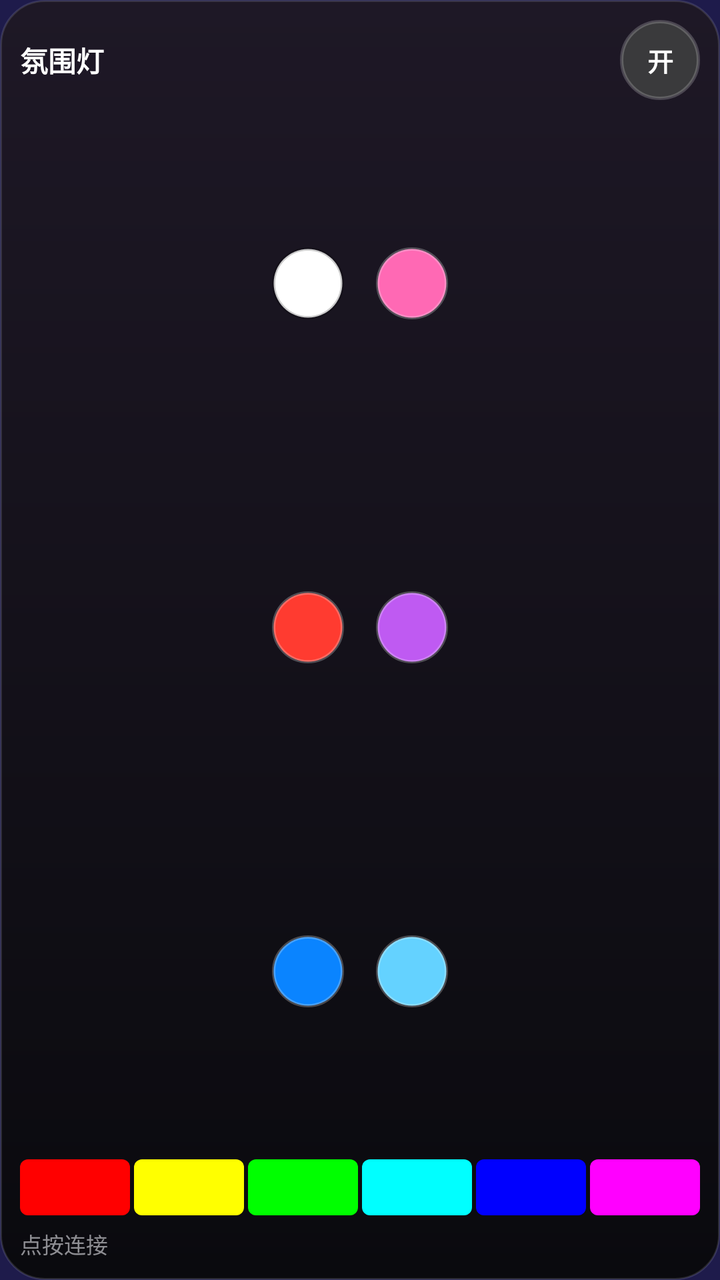
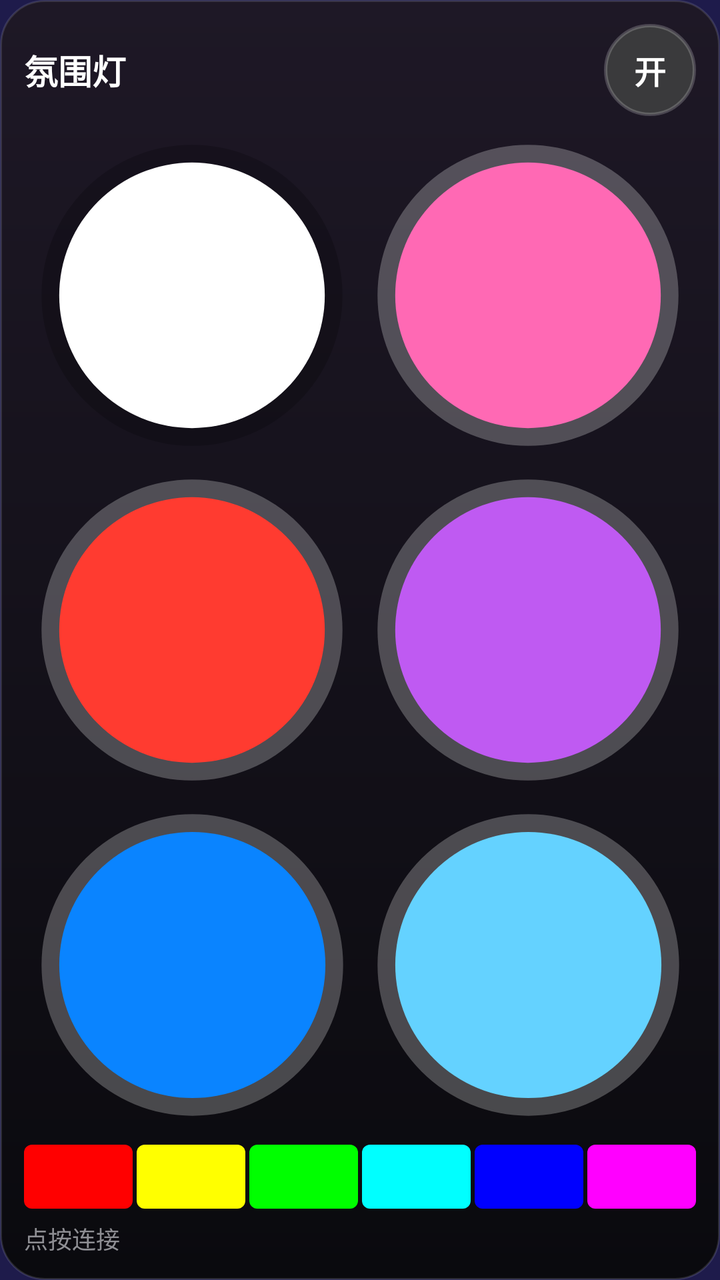

Before-and-after screenshots of an Android layout around one commit, followed by the original layout XML and the change that was made.
<!-- AndroidManifest.xml: application theme Theme.AmbientLamp -->
<!-- res/layout/widget_tall.xml -->
<?xml version="1.0" encoding="utf-8"?>
<LinearLayout xmlns:android="http://schemas.android.com/apk/res/android"
    android:id="@+id/widget_root"
    android:layout_width="match_parent"
    android:layout_height="match_parent"
    android:background="@drawable/widget_bg"
    android:orientation="vertical"
    android:paddingStart="10dp"
    android:paddingTop="10dp"
    android:paddingEnd="10dp"
    android:paddingBottom="10dp">

    
    <LinearLayout
        android:layout_width="match_parent"
        android:layout_height="wrap_content"
        android:gravity="center_vertical"
        android:orientation="horizontal">

        <TextView
            android:id="@+id/widget_title"
            android:layout_width="0dp"
            android:layout_height="wrap_content"
            android:layout_weight="1"
            android:maxLines="1"
            android:text="@string/widget_title"
            android:textColor="#FFFFFFFF"
            android:textSize="14sp"
            android:textStyle="bold" />

        <TextView
            android:id="@+id/widget_power"
            android:layout_width="40dp"
            android:layout_height="40dp"
            android:background="@drawable/widget_circle_off"
            android:gravity="center"
            android:text="@string/widget_on"
            android:textColor="#FFFFFFFF"
            android:textSize="13sp"
            android:textStyle="bold" />
    </LinearLayout>

    
    <LinearLayout
        android:layout_width="match_parent"
        android:layout_height="0dp"
        android:layout_marginTop="6dp"
        android:layout_weight="1"
        android:gravity="center"
        android:orientation="horizontal">

        <ImageButton
            android:id="@+id/widget_color_0"
            android:layout_width="36dp"
            android:layout_height="36dp"
            android:background="@drawable/widget_dot_white"
            android:contentDescription="@string/widget_color_white" />

        <ImageButton
            android:id="@+id/widget_color_1"
            android:layout_width="36dp"
            android:layout_height="36dp"
            android:layout_marginStart="16dp"
            android:background="@drawable/widget_dot_pink"
            android:contentDescription="@string/widget_color_pink" />
    </LinearLayout>

    <LinearLayout
        android:layout_width="match_parent"
        android:layout_height="0dp"
        android:layout_weight="1"
        android:gravity="center"
        android:orientation="horizontal">

        <ImageButton
            android:id="@+id/widget_color_2"
            android:layout_width="36dp"
            android:layout_height="36dp"
            android:background="@drawable/widget_dot_red"
            android:contentDescription="@string/widget_color_red" />

        <ImageButton
            android:id="@+id/widget_color_3"
            android:layout_width="36dp"
            android:layout_height="36dp"
            android:layout_marginStart="16dp"
            android:background="@drawable/widget_dot_purple"
            android:contentDescription="@string/widget_color_purple" />
    </LinearLayout>

    <LinearLayout
        android:layout_width="match_parent"
        android:layout_height="0dp"
        android:layout_weight="1"
        android:gravity="center"
        android:orientation="horizontal">

        <ImageButton
            android:id="@+id/widget_color_4"
            android:layout_width="36dp"
            android:layout_height="36dp"
            android:background="@drawable/widget_dot_blue"
            android:contentDescription="@string/widget_color_blue" />

        <ImageButton
            android:id="@+id/widget_color_5"
            android:layout_width="36dp"
            android:layout_height="36dp"
            android:layout_marginStart="16dp"
            android:background="@drawable/widget_dot_cyan"
            android:contentDescription="@string/widget_color_cyan" />
    </LinearLayout>

    
    <LinearLayout
        android:layout_width="match_parent"
        android:layout_height="28dp"
        android:layout_marginTop="8dp"
        android:orientation="horizontal">

        <ImageButton
            android:id="@+id/widget_hue_0"
            android:layout_width="0dp"
            android:layout_height="match_parent"
            android:layout_weight="1"
            android:background="@drawable/widget_hue_0"
            android:contentDescription="@string/widget_hue_red" />

        <ImageButton
            android:id="@+id/widget_hue_1"
            android:layout_width="0dp"
            android:layout_height="match_parent"
            android:layout_marginStart="2dp"
            android:layout_weight="1"
            android:background="@drawable/widget_hue_2"
            android:contentDescription="@string/widget_hue_yellow" />

        <ImageButton
            android:id="@+id/widget_hue_2"
            android:layout_width="0dp"
            android:layout_height="match_parent"
            android:layout_marginStart="2dp"
            android:layout_weight="1"
            android:background="@drawable/widget_hue_4"
            android:contentDescription="@string/widget_hue_green" />

        <ImageButton
            android:id="@+id/widget_hue_3"
            android:layout_width="0dp"
            android:layout_height="match_parent"
            android:layout_marginStart="2dp"
            android:layout_weight="1"
            android:background="@drawable/widget_hue_6"
            android:contentDescription="@string/widget_hue_cyan" />

        <ImageButton
            android:id="@+id/widget_hue_4"
            android:layout_width="0dp"
            android:layout_height="match_parent"
            android:layout_marginStart="2dp"
            android:layout_weight="1"
            android:background="@drawable/widget_hue_8"
            android:contentDescription="@string/widget_hue_blue" />

        <ImageButton
            android:id="@+id/widget_hue_5"
            android:layout_width="0dp"
            android:layout_height="match_parent"
            android:layout_marginStart="2dp"
            android:layout_weight="1"
            android:background="@drawable/widget_hue_10"
            android:contentDescription="@string/widget_hue_magenta" />
    </LinearLayout>

    <TextView
        android:id="@+id/widget_state"
        android:layout_width="match_parent"
        android:layout_height="wrap_content"
        android:layout_marginTop="6dp"
        android:maxLines="1"
        android:text="@string/widget_state_connect"
        android:textColor="#8E8E93"
        android:textSize="11sp" />
</LinearLayout>
<!-- resources referenced by this layout -->
<resources>
  <!-- drawable widget_dot_blue (drawable) -->
  <?xml version="1.0" encoding="utf-8"?>
  <shape xmlns:android="http://schemas.android.com/apk/res/android"
      android:shape="oval">
      <solid android:color="#0A84FF" />
      <stroke
          android:width="1.5dp"
          android:color="#40FFFFFF" />
  </shape>
  <!-- drawable widget_dot_cyan (drawable) -->
  <?xml version="1.0" encoding="utf-8"?>
  <shape xmlns:android="http://schemas.android.com/apk/res/android"
      android:shape="oval">
      <solid android:color="#64D2FF" />
      <stroke
          android:width="1.5dp"
          android:color="#40FFFFFF" />
  </shape>
  <!-- drawable widget_dot_pink (drawable) -->
  <?xml version="1.0" encoding="utf-8"?>
  <shape xmlns:android="http://schemas.android.com/apk/res/android"
      android:shape="oval">
      <solid android:color="#FF69B4" />
      <stroke
          android:width="1.5dp"
          android:color="#40FFFFFF" />
  </shape>
  <!-- drawable widget_dot_purple (drawable) -->
  <?xml version="1.0" encoding="utf-8"?>
  <shape xmlns:android="http://schemas.android.com/apk/res/android"
      android:shape="oval">
      <solid android:color="#BF5AF2" />
      <stroke
          android:width="1.5dp"
          android:color="#40FFFFFF" />
  </shape>
  <!-- drawable widget_dot_red (drawable) -->
  <?xml version="1.0" encoding="utf-8"?>
  <shape xmlns:android="http://schemas.android.com/apk/res/android"
      android:shape="oval">
      <solid android:color="#FF3B30" />
      <stroke
          android:width="1.5dp"
          android:color="#40FFFFFF" />
  </shape>
  <!-- drawable widget_dot_white (drawable) -->
  <?xml version="1.0" encoding="utf-8"?>
  <shape xmlns:android="http://schemas.android.com/apk/res/android"
      android:shape="oval">
      <solid android:color="#FFFFFFFF" />
      <stroke
          android:width="1.5dp"
          android:color="#33000000" />
  </shape>
  <string name="widget_color_blue">蓝色</string>
  <string name="widget_color_cyan">青色</string>
  <string name="widget_color_pink">粉色</string>
  <string name="widget_color_red">红色</string>
  <string name="widget_color_white">白光</string>
  <string name="widget_hue_blue">色带 · 蓝</string>
  <string name="widget_hue_cyan">色带 · 青</string>
  <string name="widget_hue_red">色带 · 红</string>
  <string name="widget_on">开</string>
  <string name="widget_title">氛围灯</string>
  <!-- unchanged entries left out for length: 14 -->
</resources>

<!-- the commit's change to res/layout/widget_tall.xml (unified diff, before → after) -->
@@ -5,12 +5,8 @@
     android:layout_height="match_parent"
     android:background="@drawable/widget_bg"
     android:orientation="vertical"
-    android:paddingStart="10dp"
-    android:paddingTop="10dp"
-    android:paddingEnd="10dp"
-    android:paddingBottom="10dp">
+    android:padding="@dimen/widget_card_padding">
 
-    
     <LinearLayout
         android:layout_width="match_parent"
         android:layout_height="wrap_content"
@@ -25,97 +21,107 @@
             android:maxLines="1"
             android:text="@string/widget_title"
             android:textColor="#FFFFFFFF"
-            android:textSize="14sp"
+            android:textSize="@dimen/widget_title_text"
             android:textStyle="bold" />
 
         <TextView
             android:id="@+id/widget_power"
-            android:layout_width="40dp"
-            android:layout_height="40dp"
+            android:layout_width="@dimen/widget_power_size"
+            android:layout_height="@dimen/widget_power_size"
             android:background="@drawable/widget_circle_off"
             android:gravity="center"
             android:text="@string/widget_on"
             android:textColor="#FFFFFFFF"
-            android:textSize="13sp"
+            android:textSize="@dimen/widget_power_text"
             android:textStyle="bold" />
     </LinearLayout>
 
-    
     <LinearLayout
         android:layout_width="match_parent"
         android:layout_height="0dp"
         android:layout_marginTop="6dp"
         android:layout_weight="1"
-        android:gravity="center"
         android:orientation="horizontal">
 
-        <ImageButton
+        <ImageView
             android:id="@+id/widget_color_0"
-            android:layout_width="36dp"
-            android:layout_height="36dp"
-            android:background="@drawable/widget_dot_white"
-            android:contentDescription="@string/widget_color_white" />
+            android:layout_width="0dp"
+            android:layout_height="match_parent"
+            android:layout_weight="1"
+            android:contentDescription="@string/widget_color_white"
+            android:padding="@dimen/widget_cell_margin"
+            android:scaleType="fitCenter"
+            android:src="@drawable/widget_dot_white" />
 
-        <ImageButton
+        <ImageView
             android:id="@+id/widget_color_1"
-            android:layout_width="36dp"
-            android:layout_height="36dp"
-            android:layout_marginStart="16dp"
-            android:background="@drawable/widget_dot_pink"
-            android:contentDescription="@string/widget_color_pink" />
+            android:layout_width="0dp"
+            android:layout_height="match_parent"
+            android:layout_weight="1"
+            android:contentDescription="@string/widget_color_pink"
+            android:padding="@dimen/widget_cell_margin"
+            android:scaleType="fitCenter"
+            android:src="@drawable/widget_dot_pink" />
     </LinearLayout>
 
     <LinearLayout
         android:layout_width="match_parent"
         android:layout_height="0dp"
         android:layout_weight="1"
-        android:gravity="center"
         android:orientation="horizontal">
 
-        <ImageButton
+        <ImageView
             android:id="@+id/widget_color_2"
-            android:layout_width="36dp"
-            android:layout_height="36dp"
-            android:background="@drawable/widget_dot_red"
-            android:contentDescription="@string/widget_color_red" />
+            android:layout_width="0dp"
+            android:layout_height="match_parent"
+            android:layout_weight="1"
+            android:contentDescription="@string/widget_color_red"
+            android:padding="@dimen/widget_cell_margin"
+            android:scaleType="fitCenter"
+            android:src="@drawable/widget_dot_red" />
 
-        <ImageButton
+        <ImageView
             android:id="@+id/widget_color_3"
-            android:layout_width="36dp"
-            android:layout_height="36dp"
-            android:layout_marginStart="16dp"
-            android:background="@drawable/widget_dot_purple"
-            android:contentDescription="@string/widget_color_purple" />
+            android:layout_width="0dp"
+            android:layout_height="match_parent"
+            android:layout_weight="1"
+            android:contentDescription="@string/widget_color_purple"
+            android:padding="@dimen/widget_cell_margin"
+            android:scaleType="fitCenter"
+            android:src="@drawable/widget_dot_purple" />
     </LinearLayout>
 
     <LinearLayout
         android:layout_width="match_parent"
         android:layout_height="0dp"
         android:layout_weight="1"
-        android:gravity="center"
         android:orientation="horizontal">
 
-        <ImageButton
+        <ImageView
             android:id="@+id/widget_color_4"
-            android:layout_width="36dp"
-            android:layout_height="36dp"
-            android:background="@drawable/widget_dot_blue"
-            android:contentDescription="@string/widget_color_blue" />
+            android:layout_width="0dp"
+            android:layout_height="match_parent"
+            android:layout_weight="1"
+            android:contentDescription="@string/widget_color_blue"
+            android:padding="@dimen/widget_cell_margin"
+            android:scaleType="fitCenter"
+            android:src="@drawable/widget_dot_blue" />
 
-        <ImageButton
+        <ImageView
             android:id="@+id/widget_color_5"
-            android:layout_width="36dp"
-            android:layout_height="36dp"
-            android:layout_marginStart="16dp"
-            android:background="@drawable/widget_dot_cyan"
-            android:contentDescription="@string/widget_color_cyan" />
+            android:layout_width="0dp"
+            android:layout_height="match_parent"
+            android:layout_weight="1"
+            android:contentDescription="@string/widget_color_cyan"
+            android:padding="@dimen/widget_cell_margin"
+            android:scaleType="fitCenter"
+            android:src="@drawable/widget_dot_cyan" />
     </LinearLayout>
 
-    
     <LinearLayout
         android:layout_width="match_parent"
-        android:layout_height="28dp"
-        android:layout_marginTop="8dp"
+        android:layout_height="@dimen/widget_strip_height"
+        android:layout_marginTop="6dp"
         android:orientation="horizontal">
 
         <ImageButton
@@ -180,5 +186,5 @@
         android:maxLines="1"
         android:text="@string/widget_state_connect"
         android:textColor="#8E8E93"
-        android:textSize="11sp" />
+        android:textSize="@dimen/widget_state_text" />
 </LinearLayout>
<!-- resource entries referenced after the edit -->
@@ -1,59 +1,96 @@
 <!-- resources referenced by this layout -->
 <resources>
+  <dimen name="widget_card_padding">10dp</dimen>
+  <dimen name="widget_cell_margin">3dp</dimen>
+  <dimen name="widget_power_size">40dp</dimen>
+  <dimen name="widget_power_text">14sp</dimen>
+  <dimen name="widget_state_text">11sp</dimen>
+  <dimen name="widget_strip_height">26dp</dimen>
+  <dimen name="widget_title_text">15sp</dimen>
   <!-- drawable widget_dot_blue (drawable) -->
   <?xml version="1.0" encoding="utf-8"?>
-  <shape xmlns:android="http://schemas.android.com/apk/res/android"
-      android:shape="oval">
-      <solid android:color="#0A84FF" />
-      <stroke
-          android:width="1.5dp"
-          android:color="#40FFFFFF" />
-  </shape>
+  <vector xmlns:android="http://schemas.android.com/apk/res/android"
+      android:width="40dp"
+      android:height="40dp"
+      android:viewportWidth="36"
+      android:viewportHeight="36">
+      <path
+          android:fillColor="#40FFFFFF"
+          android:pathData="M18,18m-17,0a17,17 0 1,0 34,0a17,17 0 1,0 -34,0" />
+      <path
+          android:fillColor="#0A84FF"
+          android:pathData="M18,18m-15,0a15,15 0 1,0 30,0a15,15 0 1,0 -30,0" />
+  </vector>
   <!-- drawable widget_dot_cyan (drawable) -->
   <?xml version="1.0" encoding="utf-8"?>
-  <shape xmlns:android="http://schemas.android.com/apk/res/android"
-      android:shape="oval">
-      <solid android:color="#64D2FF" />
-      <stroke
-          android:width="1.5dp"
-          android:color="#40FFFFFF" />
-  </shape>
+  <vector xmlns:android="http://schemas.android.com/apk/res/android"
+      android:width="40dp"
+      android:height="40dp"
+      android:viewportWidth="36"
+      android:viewportHeight="36">
+      <path
+          android:fillColor="#40FFFFFF"
+          android:pathData="M18,18m-17,0a17,17 0 1,0 34,0a17,17 0 1,0 -34,0" />
+      <path
+          android:fillColor="#64D2FF"
+          android:pathData="M18,18m-15,0a15,15 0 1,0 30,0a15,15 0 1,0 -30,0" />
+  </vector>
   <!-- drawable widget_dot_pink (drawable) -->
   <?xml version="1.0" encoding="utf-8"?>
-  <shape xmlns:android="http://schemas.android.com/apk/res/android"
-      android:shape="oval">
-      <solid android:color="#FF69B4" />
-      <stroke
-          android:width="1.5dp"
-          android:color="#40FFFFFF" />
-  </shape>
+  <vector xmlns:android="http://schemas.android.com/apk/res/android"
+      android:width="40dp"
+      android:height="40dp"
+      android:viewportWidth="36"
+      android:viewportHeight="36">
+      <path
+          android:fillColor="#40FFFFFF"
+          android:pathData="M18,18m-17,0a17,17 0 1,0 34,0a17,17 0 1,0 -34,0" />
+      <path
+          android:fillColor="#FF69B4"
+          android:pathData="M18,18m-15,0a15,15 0 1,0 30,0a15,15 0 1,0 -30,0" />
+  </vector>
   <!-- drawable widget_dot_purple (drawable) -->
   <?xml version="1.0" encoding="utf-8"?>
-  <shape xmlns:android="http://schemas.android.com/apk/res/android"
-      android:shape="oval">
-      <solid android:color="#BF5AF2" />
-      <stroke
-          android:width="1.5dp"
-          android:color="#40FFFFFF" />
-  </shape>
+  <vector xmlns:android="http://schemas.android.com/apk/res/android"
+      android:width="40dp"
+      android:height="40dp"
+      android:viewportWidth="36"
+      android:viewportHeight="36">
+      <path
+          android:fillColor="#40FFFFFF"
+          android:pathData="M18,18m-17,0a17,17 0 1,0 34,0a17,17 0 1,0 -34,0" />
+      <path
+          android:fillColor="#BF5AF2"
+          android:pathData="M18,18m-15,0a15,15 0 1,0 30,0a15,15 0 1,0 -30,0" />
+  </vector>
   <!-- drawable widget_dot_red (drawable) -->
   <?xml version="1.0" encoding="utf-8"?>
-  <shape xmlns:android="http://schemas.android.com/apk/res/android"
-      android:shape="oval">
-      <solid android:color="#FF3B30" />
-      <stroke
-          android:width="1.5dp"
-          android:color="#40FFFFFF" />
-  </shape>
+  <vector xmlns:android="http://schemas.android.com/apk/res/android"
+      android:width="40dp"
+      android:height="40dp"
+      android:viewportWidth="36"
+      android:viewportHeight="36">
+      <path
+          android:fillColor="#40FFFFFF"
+          android:pathData="M18,18m-17,0a17,17 0 1,0 34,0a17,17 0 1,0 -34,0" />
+      <path
+          android:fillColor="#FF3B30"
+          android:pathData="M18,18m-15,0a15,15 0 1,0 30,0a15,15 0 1,0 -30,0" />
+  </vector>
   <!-- drawable widget_dot_white (drawable) -->
   <?xml version="1.0" encoding="utf-8"?>
-  <shape xmlns:android="http://schemas.android.com/apk/res/android"
-      android:shape="oval">
-      <solid android:color="#FFFFFFFF" />
-      <stroke
-          android:width="1.5dp"
-          android:color="#33000000" />
-  </shape>
+  <vector xmlns:android="http://schemas.android.com/apk/res/android"
+      android:width="40dp"
+      android:height="40dp"
+      android:viewportWidth="36"
+      android:viewportHeight="36">
+      <path
+          android:fillColor="#33000000"
+          android:pathData="M18,18m-17,0a17,17 0 1,0 34,0a17,17 0 1,0 -34,0" />
+      <path
+          android:fillColor="#FFFFFF"
+          android:pathData="M18,18m-15,0a15,15 0 1,0 30,0a15,15 0 1,0 -30,0" />
+  </vector>
   <string name="widget_color_blue">蓝色</string>
   <string name="widget_color_cyan">青色</string>
   <string name="widget_color_pink">粉色</string>
